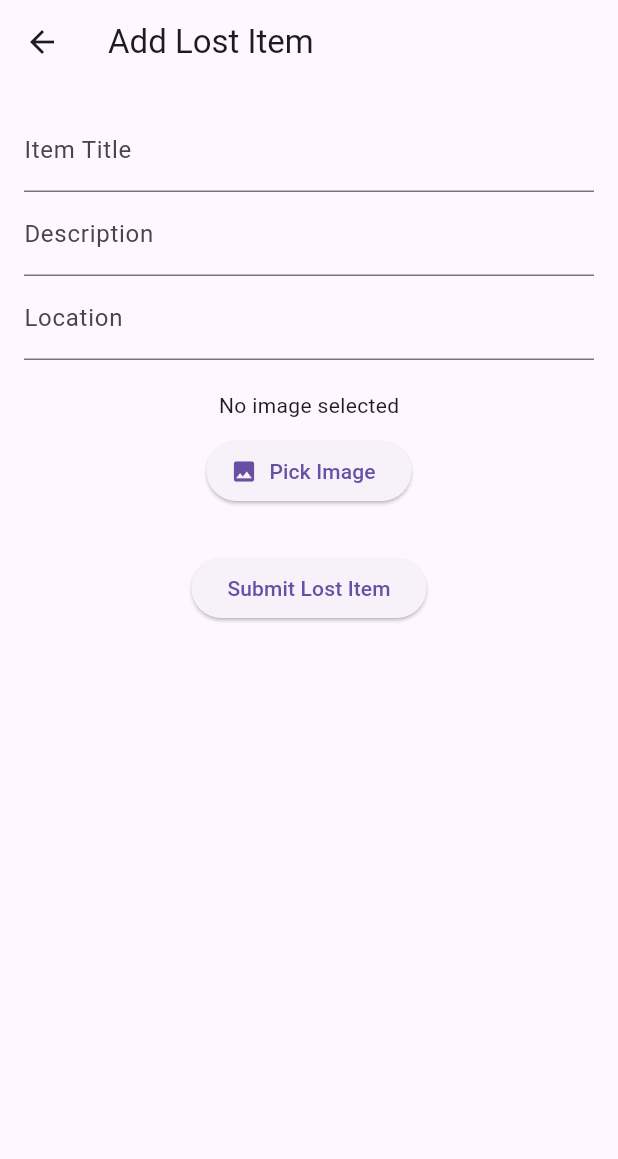
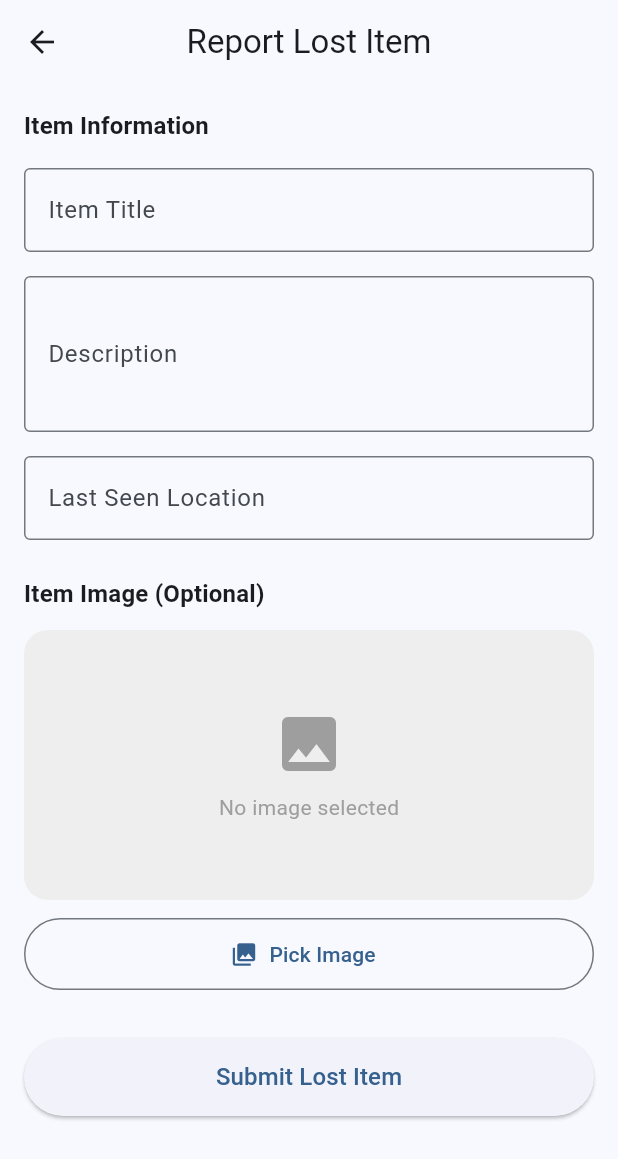
Before and after one commit to OmarBader-dev/lost-and-found-app, a Flutter app: the screen it shows after launch, after a tap on the "add" icon, on a phone screen of 412 x 824 dp. Shown: the top 1159 px of the screen. Run offline on Flutter 3.47's test engine with Material 3 defaults, Android fonts, the phone set to English and light mode, and no system bars; our stand-ins replace image_picker; network calls fail.

Commit message:
Finalize UI, logic cleanup, and demo-ready data flow

```diff
--- a/lib/main.dart
+++ b/lib/main.dart
@@ -2,16 +2,25 @@ import 'package:flutter/material.dart';
 import 'screens/items_screen.dart';
 
 void main() {
-  runApp(const MyApp());
+  runApp(MyApp());
 }
 
 class MyApp extends StatelessWidget {
-  const MyApp({super.key});
-
   @override
   Widget build(BuildContext context) {
     return MaterialApp(
       debugShowCheckedModeBanner: false,
+      title: 'Lost & Found',
+      theme: ThemeData(
+        useMaterial3: true,
+        colorScheme: ColorScheme.fromSeed(
+          seedColor: Colors.blue,
+        ),
+        appBarTheme: const AppBarTheme(
+          centerTitle: true,
+          elevation: 0,
+        ),
+      ),
       home: ItemsScreen(),
     );
   }
--- a/lib/screens/add_item_screen.dart
+++ b/lib/screens/add_item_screen.dart
@@ -57,39 +57,115 @@ class _AddItemScreenState extends State<AddItemScreen> {
   @override
   Widget build(BuildContext context) {
     return Scaffold(
-      appBar: AppBar(title: const Text('Add Lost Item')),
+      appBar: AppBar(
+        title: const Text('Report Lost Item'),
+        centerTitle: true,
+      ),
       body: SingleChildScrollView(
         padding: const EdgeInsets.all(16),
         child: Column(
+          crossAxisAlignment: CrossAxisAlignment.start,
           children: [
+            Text(
+              'Item Information',
+              style: Theme.of(context)
+                  .textTheme
+                  .titleMedium
+                  ?.copyWith(fontWeight: FontWeight.bold),
+            ),
+
+            const SizedBox(height: 16),
+
             TextField(
               controller: _titleController,
-              decoration: const InputDecoration(labelText: 'Item Title'),
+              decoration: const InputDecoration(
+                labelText: 'Item Title',
+                border: OutlineInputBorder(),
+              ),
             ),
+
+            const SizedBox(height: 16),
+
             TextField(
               controller: _descriptionController,
-              decoration: const InputDecoration(labelText: 'Description'),
+              maxLines: 3,
+              decoration: const InputDecoration(
+                labelText: 'Description',
+                border: OutlineInputBorder(),
+              ),
             ),
+
+            const SizedBox(height: 16),
+
             TextField(
               controller: _locationController,
-              decoration: const InputDecoration(labelText: 'Location'),
+              decoration: const InputDecoration(
+                labelText: 'Last Seen Location',
+                border: OutlineInputBorder(),
+              ),
             ),
-            const SizedBox(height: 20),
-            selectedImage == null
-                ? const Text('No image selected')
-                : Image.file(selectedImage!, height: 150),
-            const SizedBox(height: 10),
-            ElevatedButton.icon(
-              icon: const Icon(Icons.image),
+
+            const SizedBox(height: 24),
+
+            Text(
+              'Item Image (Optional)',
+              style: Theme.of(context)
+                  .textTheme
+                  .titleMedium
+                  ?.copyWith(fontWeight: FontWeight.bold),
+            ),
+
+            const SizedBox(height: 12),
+
+            ClipRRect(
+              borderRadius: BorderRadius.circular(16),
+              child: Container(
+                height: 180,
+                width: double.infinity,
+                color: Colors.grey[200],
+                child: selectedImage == null
+                    ? Column(
+                  mainAxisAlignment: MainAxisAlignment.center,
+                  children: const [
+                    Icon(Icons.image, size: 48, color: Colors.grey),
+                    SizedBox(height: 8),
+                    Text(
+                      'No image selected',
+                      style: TextStyle(color: Colors.grey),
+                    ),
+                  ],
+                )
+                    : Image.file(
+                  selectedImage!,
+                  fit: BoxFit.contain,
+                ),
+              ),
+            ),
+
+            const SizedBox(height: 12),
+
+            OutlinedButton.icon(
+              icon: const Icon(Icons.photo_library),
               label: const Text('Pick Image'),
+              style: OutlinedButton.styleFrom(
+                minimumSize: const Size.fromHeight(48),
+              ),
               onPressed: pickImage,
             ),
-            const SizedBox(height: 30),
+
+            const SizedBox(height: 32),
+
             loading
-                ? const CircularProgressIndicator()
+                ? const Center(child: CircularProgressIndicator())
                 : ElevatedButton(
+              style: ElevatedButton.styleFrom(
+                minimumSize: const Size.fromHeight(52),
+              ),
               onPressed: submitItem,
-              child: const Text('Submit Lost Item'),
+              child: const Text(
+                'Submit Lost Item',
+                style: TextStyle(fontSize: 16),
+              ),
             ),
           ],
         ),
```
Also changed, not shown: lib/screens/item_details_screen.dart (+81 -38 lines), lib/screens/items_screen.dart (+74 -17 lines), 2 other files.
